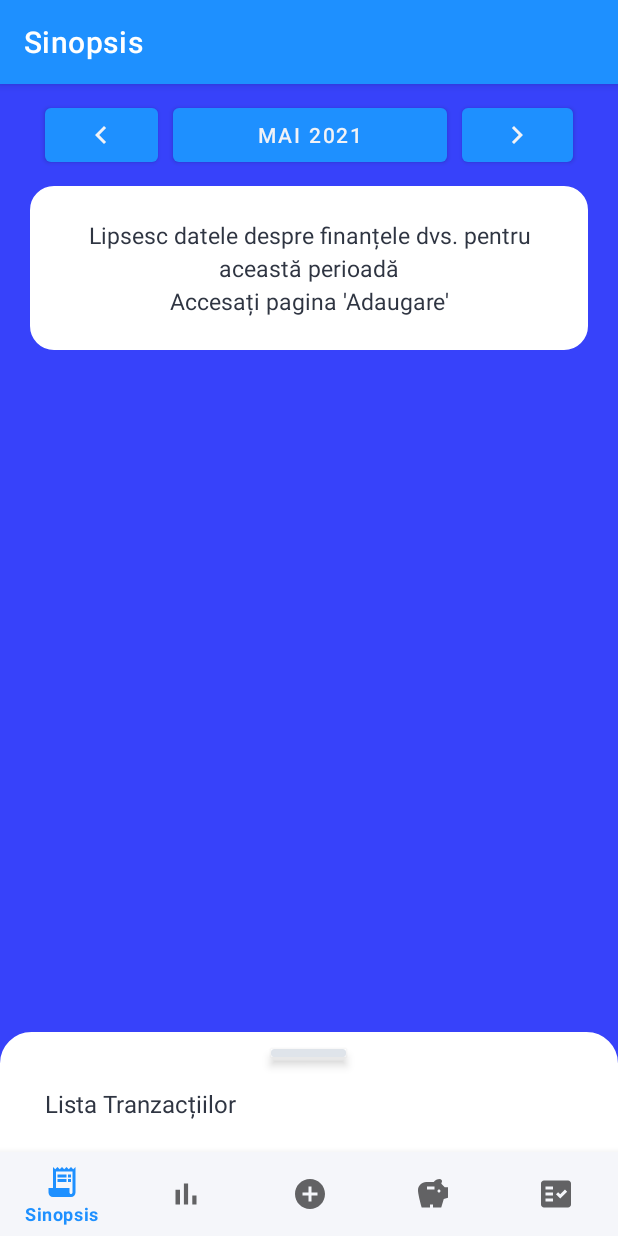
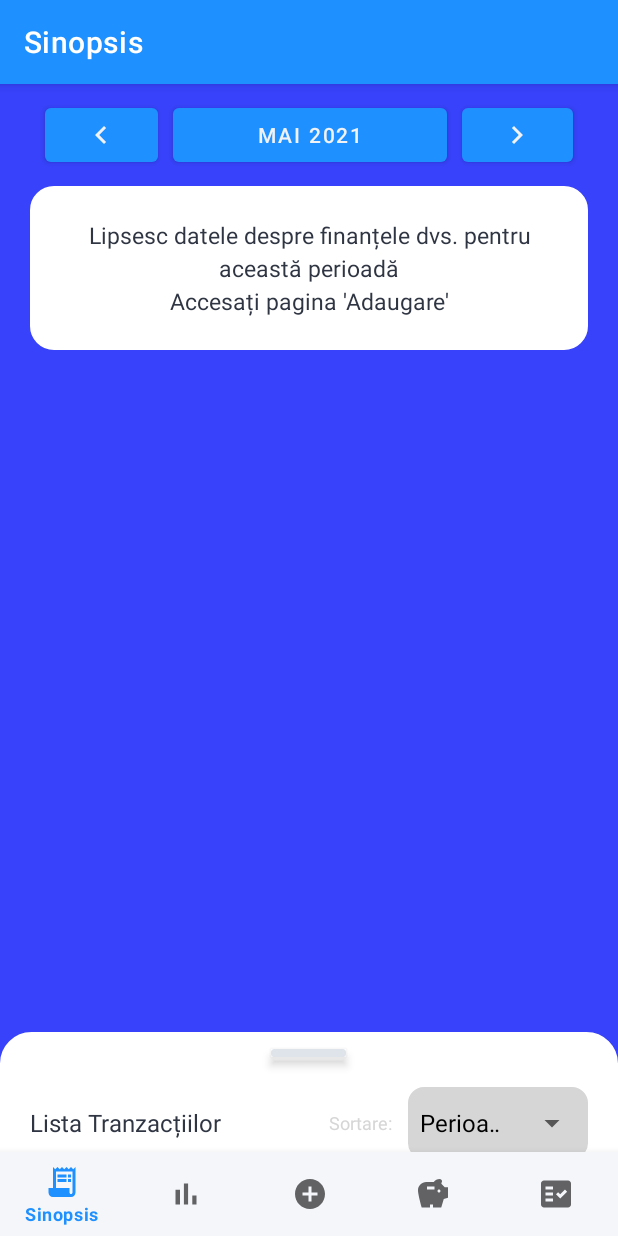
Before and after one commit to JulianNSH/MoneyManager, an Android app: the screen it shows after launch (MainActivity), on a phone screen of 412 x 824 dp. Run offline under Robolectric (Android 15) with nearby library versions, the phone set to English and light mode, and no system bars; our stand-ins replace navigation-ui; libraries missing offline, so code that uses them is left out: com.github.mikephil.charting; plain views replace BarChart; 21 statements that could not run were skipped.

Commit message:
add sort options to overview

```diff
--- a/app/src/main/java/github/julianNSH/moneymanager/database/DatabaseClass.java
+++ b/app/src/main/java/github/julianNSH/moneymanager/database/DatabaseClass.java
@@ -10,6 +10,7 @@ import android.util.Log;
 
 import androidx.annotation.Nullable;
 
+import java.time.LocalDate;
 import java.util.ArrayList;
 import java.util.HashMap;
 
@@ -23,7 +24,7 @@ public class DatabaseClass extends SQLiteOpenHelper{
     //Logcat
     private static final String LOG = "DatabaseLog";
     //Database Version
-    private static final int DATABASE_VERSION = 5;
+    private static final int DATABASE_VERSION = 6;
     //Database Name
     private static final String DATABASE_NAME = "moneyManagerDatabase";
     //Table Names
@@ -90,7 +91,7 @@ public class DatabaseClass extends SQLiteOpenHelper{
     public ArrayList<OverviewModelClass> getOverviewData(String date){
         ArrayList<OverviewModelClass> overview = new ArrayList<OverviewModelClass>();
         String queryIncome = "SELECT * FROM "+TABLE_INCOME+" WHERE "+KEY_DATE+" LIKE '"
-                +date+"%' ORDER BY "+KEY_TIME+" ASC";
+                +date+"%'";
 
         SQLiteDatabase db = this.getReadableDatabase();
         Cursor c = db.rawQuery(queryIncome, null);
@@ -110,7 +111,7 @@ public class DatabaseClass extends SQLiteOpenHelper{
         }
 
         String queryOutgoing = "SELECT * FROM "+TABLE_OUTGOING+" WHERE "+KEY_DATE+" LIKE '"
-                +date+"%' ORDER BY "+KEY_TIME+" ASC";
+                +date+"%'";
 
         db = this.getReadableDatabase();
         c = db.rawQuery(queryOutgoing, null);
@@ -129,7 +130,7 @@ public class DatabaseClass extends SQLiteOpenHelper{
             } while (c.moveToNext());
         }
         String queryScope = "SELECT * FROM "+TABLE_SCOPES+" WHERE "+KEY_DATE+" LIKE '"
-                +date+"%' ORDER BY "+KEY_TIME+" ASC";
+                +date+"%'";
 
         db = this.getReadableDatabase();
         c = db.rawQuery(queryScope, null);
@@ -147,6 +148,8 @@ public class DatabaseClass extends SQLiteOpenHelper{
                 overview.add(temp);
             } while (c.moveToNext());
         }
+        Log.e(LOG, queryOutgoing);
+
         return overview;
     }
     //Delete data
--- a/app/src/main/java/github/julianNSH/moneymanager/overview/OverviewFragment.java
+++ b/app/src/main/java/github/julianNSH/moneymanager/overview/OverviewFragment.java
@@ -11,9 +11,12 @@ import android.view.Gravity;
 import android.view.LayoutInflater;
 import android.view.View;
 import android.view.ViewGroup;
+import android.widget.AdapterView;
+import android.widget.ArrayAdapter;
 import android.widget.Button;
 import android.widget.DatePicker;
 import android.widget.LinearLayout;
+import android.widget.Spinner;
 import android.widget.TextView;
 
 import com.github.mikephil.charting.charts.BarChart;
@@ -67,8 +70,11 @@ public class OverviewFragment extends Fragment {
     private DatePickerDialog datePicker;
     private Button overviewDateButton, nextMonth, prevMonth;
     private Calendar date;
+    private int  currentMonth, currentYear;
 
-    private int  currentMonth, currentYear;
+    ///////////////////////////////////
+    private String[] sortParameters = {"Perioada Desc.", "Perioada Asc." , "Suma Desc.", "Suma Asc.","A-Z","Z-A"};
+    private String sortParamKey;
     @RequiresApi(api = Build.VERSION_CODES.O)
     @SuppressLint({"SetTextI18n", "NonConstantResourceId", "DefaultLocale"})
     public View onCreateView(@NonNull LayoutInflater inflater,
@@ -82,7 +88,8 @@ public class OverviewFragment extends Fragment {
         currentMonth = date.get(Calendar.MONTH)+1;
         currentYear = date.get(Calendar.YEAR);
 
-        showOverviewData(root, currentMonth, currentYear); //on first run
+        sortParamKey = "Perioada Asc.";
+        showOverviewData(root, currentMonth, currentYear,sortParamKey); //on first run
 
         overviewDateButton = root.findViewById(R.id.btn_date);
         nextMonth = root.findViewById(R.id.btn_date_next);
@@ -98,7 +105,7 @@ public class OverviewFragment extends Fragment {
                     currentYear++;
                 } else {currentMonth++;}
                 overviewDateButton.setText(CustomDateParser.customDateParser(String.format("%04d-%02d",currentYear,currentMonth)));
-                showOverviewData(root, currentMonth, currentYear);
+                showOverviewData(root, currentMonth, currentYear,sortParamKey);
             }
         });
         //move to previous month
@@ -110,7 +117,7 @@ public class OverviewFragment extends Fragment {
                     currentYear--;
                 } else {currentMonth--;}
                 overviewDateButton.setText(CustomDateParser.customDateParser(String.format("%04d-%02d", currentYear, currentMonth)));
-                showOverviewData(root, currentMonth,currentYear);
+                showOverviewData(root, currentMonth,currentYear,sortParamKey);
             }
         });
 
@@ -130,7 +137,7 @@ public class OverviewFragment extends Fragment {
                         currentMonth = month+1;
                         currentYear = year;
                         overviewDateButton.setText(CustomDateParser.customDateParser(String.format("%04d-%02d", currentYear, currentMonth)));
-                        showOverviewData(root, currentMonth, currentYear);
+                        showOverviewData(root, currentMonth, currentYear,sortParamKey);
                     }
                 }, year, month, day);
 
@@ -143,12 +150,27 @@ public class OverviewFragment extends Fragment {
             }
         });
 
+        ////On sort spinner clic0k
+        Spinner spinner = root.findViewById(R.id.spinnerSort);
+        ArrayAdapter arrayAdapter = new ArrayAdapter(root.getContext(), android.R.layout.simple_spinner_dropdown_item, sortParameters);
+        spinner.setAdapter(arrayAdapter);
+        spinner.setOnItemSelectedListener(new AdapterView.OnItemSelectedListener() {
+            @Override
+            public void onItemSelected(AdapterView<?> parent, View view, int position, long id) {
+                sortParamKey = sortParameters[position];
+                showOverviewData(root,currentMonth,currentYear,sortParamKey);
+            }
 
+            @Override
+            public void onNothingSelected(AdapterView<?> parent) {
+
+            }
+        });
         return root;
     }
 
     @SuppressLint({"ResourceType", "SetTextI18n", "DefaultLocale"})
-    public void showOverviewData(View view, int month, int year){
+    public void showOverviewData(View view, int month, int year, String sortParam){
         String date = String.format("%04d-%02d", year, month);
         databaseClass = new DatabaseClass(getContext());
         overviewModelClasses = databaseClass.getOverviewData(date);
@@ -208,7 +230,14 @@ public class OverviewFragment extends Fragment {
         recyclerView = view.findViewById(R.id.rvTransaction);
 
         if(overviewModelClasses!=null) {
-            Collections.sort(overviewModelClasses);
+
+            if(sortParam.equals("Perioada Asc.")) Collections.sort(overviewModelClasses, new SortByDateTimeAsc());
+            if(sortParam.equals("Perioada Desc.")) Collections.sort(overviewModelClasses, new SortByDateTimeDesc());
+            if(sortParam.equals("Suma Asc.")) Collections.sort(overviewModelClasses, new SortByAmountAsc());
+            if(sortParam.equals("Suma Desc.")) Collections.sort(overviewModelClasses, new SortByAmountDesc());
+            if(sortParam.equals("A-Z")) Collections.sort(overviewModelClasses, new SortByTitleAsc());
+            if(sortParam.equals("Z-A")) Collections.sort(overviewModelClasses, new SortByTitleDesc());
+
             for (int i = 0; i <overviewModelClasses.size(); i++) {
                 switch (overviewModelClasses.get(i).getTvDomain()){
                     case "income":
--- /dev/null
+++ b/app/src/main/java/github/julianNSH/moneymanager/overview/SortByDateTimeAsc.java
@@ -0,0 +1,14 @@
+package github.julianNSH.moneymanager.overview;
+
+import java.util.Comparator;
+
+public class SortByDateTimeAsc implements Comparator<OverviewModelClass> {
+
+    public int compare(OverviewModelClass obj1, OverviewModelClass obj2){
+
+            int i = obj1.date.compareTo(obj2.date);
+            if (i!=0) return i;
+            return obj1.time.compareTo(obj2.time);
+
+    }
+}
--- /dev/null
+++ b/app/src/main/java/github/julianNSH/moneymanager/overview/SortByDateTimeDesc.java
@@ -0,0 +1,14 @@
+package github.julianNSH.moneymanager.overview;
+
+import java.util.Comparator;
+
+public class SortByDateTimeDesc implements Comparator<OverviewModelClass> {
+
+    public int compare(OverviewModelClass obj1, OverviewModelClass obj2){
+
+        int i = -obj1.date.compareTo(obj2.date);
+        if (i!=0) return i;
+        return -obj1.time.compareTo(obj2.time);
+
+    }
+}
--- a/app/src/main/java/github/julianNSH/moneymanager/overview/UpdateFromOverviewHandler.java
+++ b/app/src/main/java/github/julianNSH/moneymanager/overview/UpdateFromOverviewHandler.java
@@ -114,10 +114,10 @@ public class UpdateFromOverviewHandler {
                 int year = date.get(Calendar.YEAR);
 
                 datePicker = new DatePickerDialog(root.getContext(), new DatePickerDialog.OnDateSetListener() {
-                    @SuppressLint("SetTextI18n")
+                    @SuppressLint({"SetTextI18n", "DefaultLocale"})
                     @Override
                     public void onDateSet(DatePicker view, int year, int month, int dayOfMonth) {
-                        UpdateFromOverviewHandler.this.date.setText(year + "-" + (month + 1) + "-"+dayOfMonth);
+                        UpdateFromOverviewHandler.this.date.setText(String.format("%04d-%02d-%02d", year, month+1, dayOfMonth));
                     }
                 }, year, month, day);
 
@@ -154,7 +154,7 @@ public class UpdateFromOverviewHandler {
                 element.setDate(String.valueOf(date.getText()));
                 element.setRepeat(0);
                 long id = databaseClass.updateFromOverview(element);
-                Toast.makeText(root.getContext(), "UPDATED ID "+id, Toast.LENGTH_SHORT).show();
+                Toast.makeText(root.getContext(), source.getText()+" SALVAT", Toast.LENGTH_SHORT).show();
                 updateDialog.dismiss();
             }
 
--- a/app/src/main/res/layout/content_overview.xml
+++ b/app/src/main/res/layout/content_overview.xml
@@ -20,22 +20,61 @@
         app:cardCornerRadius="2dp"
         app:cardElevation="4dp" />
 
+    <LinearLayout
+        android:layout_width="match_parent"
+        android:layout_height="wrap_content"
+        android:layout_margin="20dp">
         <TextView
             android:layout_width="wrap_content"
             android:layout_height="wrap_content"
             android:textSize="16sp"
             android:textColor="@color/black"
+            android:layout_gravity="center_vertical"
             android:lineSpacingExtra="3sp"
-        android:layout_marginTop="20dp"
-        android:layout_marginLeft="30dp"
             android:text="Lista Tranzacțiilor"/>
 
+        <Space
+            android:layout_width="wrap_content"
+            android:layout_height="wrap_content"
+            android:layout_weight="1" />
+
+        <LinearLayout
+            android:layout_width="wrap_content"
+            android:layout_height="wrap_content">
+            <TextView
+                android:layout_width="wrap_content"
+                android:layout_height="wrap_content"
+                android:layout_gravity="center_vertical"
+                android:textSize="12sp"
+                android:textColor="@color/colorBlueGrey_300"
+                android:lineSpacingExtra="3sp"
+                android:layout_marginLeft="10dp"
+                android:layout_marginRight="10dp"
+                android:text="Sortare:"/>
+
+            <LinearLayout
+                android:layout_width="120dp"
+                android:layout_height="wrap_content"
+                android:background="@drawable/fg_rect"
+                android:backgroundTint="@color/colorBlueGrey_50">
+                <Spinner
+                    android:id="@+id/spinnerSort"
+                    android:layout_width="match_parent"
+                    android:layout_height="wrap_content"
+                    android:ems="15"
+                    android:textSize="12sp"
+                    android:textColor="@color/black"
+
+                    />
+            </LinearLayout>
+        </LinearLayout>
+    </LinearLayout>
     <androidx.recyclerview.widget.RecyclerView
         android:layout_width="match_parent"
         android:layout_height="match_parent"
         android:clipToPadding="false"
         android:paddingBottom="10dp"
-        android:paddingTop="30dp"
+        android:paddingTop="10dp"
         android:overScrollMode="never"
         android:nestedScrollingEnabled="false"
         android:id="@+id/rvTransaction"/>
```
Also changed, not shown: app/src/main/java/github/julianNSH/moneymanager/overview/OverviewModelClass.java (+4 -5 lines), app/src/main/java/github/julianNSH/moneymanager/overview/SortByAmountAsc.java (added, +13 -0 lines), app/src/main/java/github/julianNSH/moneymanager/overview/SortByAmountDesc.java (added, +12 -0 lines), app/src/main/java/github/julianNSH/moneymanager/overview/SortByTitleAsc.java (added, +10 -0 lines), app/src/main/java/github/julianNSH/moneymanager/overview/SortByTitleDesc.java (added, +10 -0 lines). Lines whose indentation alone changed are shown as unchanged.
